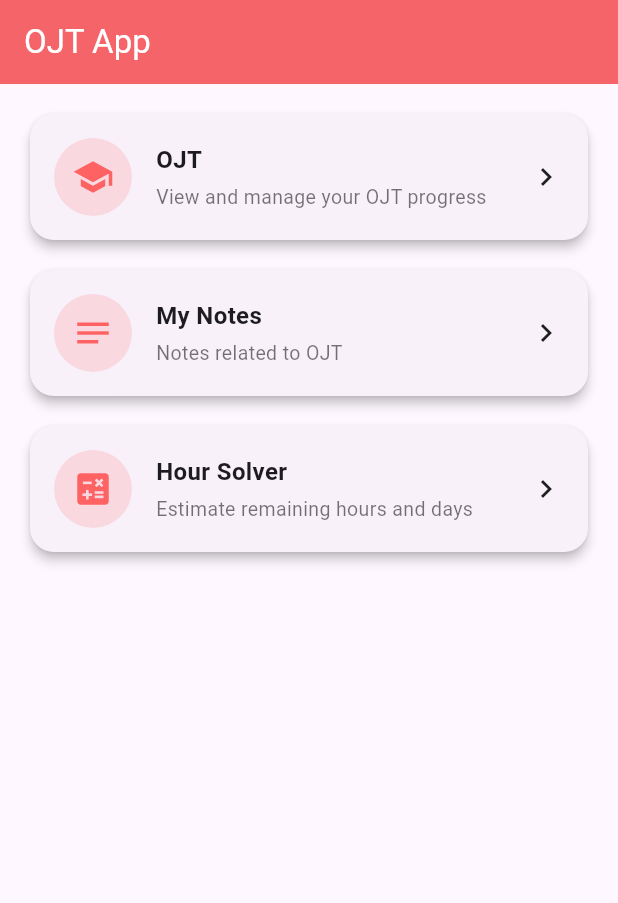
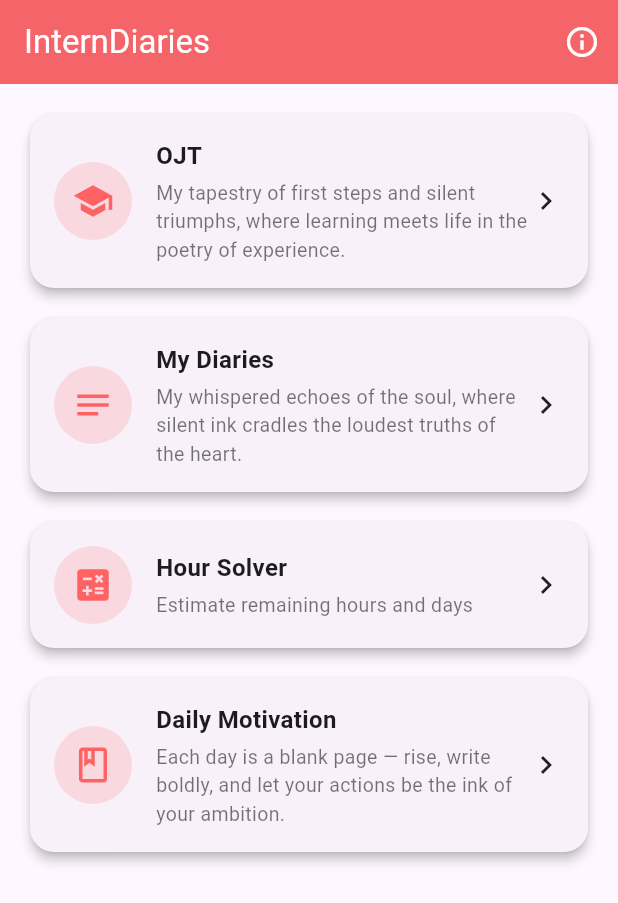
Before and after one commit to lightdarkmaster/ojt_app, a Flutter app: the screen it shows after launch, on a phone screen of 412 x 824 dp. Shown: the top 903 px of the screen. Run offline on Flutter 3.47's test engine with Material 3 defaults, Android fonts, the light colour scheme and no system bars; our stand-ins replace sqflite; accounts and stored records are empty.

Commit message:
polish UI

```diff
--- a/lib/pages/home_page.dart
+++ b/lib/pages/home_page.dart
@@ -1,6 +1,8 @@
 import 'package:flutter/material.dart';
 import 'package:ojt_app/pages/my_notes.dart';
 import 'package:ojt_app/pages/ojt_hourSolver.dart';
+import 'package:ojt_app/pages/ojt_introduction.dart';
+import 'package:ojt_app/pages/ojt_motivation.dart';
 
 class HomePage extends StatefulWidget {
   const HomePage({super.key});
@@ -15,13 +17,15 @@ class _HomePageState extends State<HomePage> {
 
     switch (index) {
       case 0:
-        page = const HourSolver();
+        page = const Introduction();
         break;
       case 1:
         page = const NotesPage();
         break;
       case 2:
         page = const HourSolver();
+      case 3:
+        page = const Motivation();
         break;
       default:
         return;
@@ -39,26 +43,57 @@ class _HomePageState extends State<HomePage> {
       {
         'icon': Icons.school,
         'title': 'OJT',
-        'subtitle': 'View and manage your OJT progress',
+        'subtitle': 'My tapestry of first steps and silent triumphs, where learning meets life in the poetry of experience.',
       },
       {
         'icon': Icons.notes,
-        'title': 'My Notes',
-        'subtitle': 'Notes related to OJT',
+        'title': 'My Diaries',
+        'subtitle': 'My whispered echoes of the soul, where silent ink cradles the loudest truths of the heart.',
       },
       {
         'icon': Icons.calculate,
         'title': 'Hour Solver',
         'subtitle': 'Estimate remaining hours and days',
       },
+      {
+        'icon': Icons.book_outlined,
+        'title': 'Daily Motivation',
+        'subtitle': 'Each day is a blank page — rise, write boldly, and let your actions be the ink of your ambition.',
+      },
     ];
 
     return Scaffold(
       appBar: AppBar(
-        title: const Text('OJT App'),
+        title: const Text('InternDiaries'),
         backgroundColor: const Color.fromARGB(225, 255, 82, 82),
         foregroundColor: Colors.white,
         elevation: 2,
+        actions: [
+          IconButton(
+            icon: const Icon(Icons.info_outline),
+            onPressed: () {
+              showDialog(
+                context: context,
+                builder: (context) {
+                  return AlertDialog(
+                    title: const Text('About InternDiaries'),
+                    content: const Text(
+                      'InternDiaries is a personal digital journal for OJT students. It is a space to record your thoughts, feelings, and experiences throughout your internship. Feel free to add notes, track your hours, and stay motivated!',
+                    ),
+                    actions: [
+                      TextButton(
+                        onPressed: () {
+                          Navigator.pop(context);
+                        },
+                        child: const Text('OK'),
+                      ),
+                    ],
+                  );
+                },
+              );
+            },
+          ),
+        ],
       ),
       body: ListView.separated(
         padding: const EdgeInsets.all(16),
```
Also changed, not shown: lib/pages/ojt_introduction.dart (added, +91 -0 lines), lib/pages/ojt_motivation.dart (added, +74 -0 lines), pubspec.yaml (+5 -3 lines), assets/images/img3.gif (added), assets/images/img4.gif (added), 2 other files.
